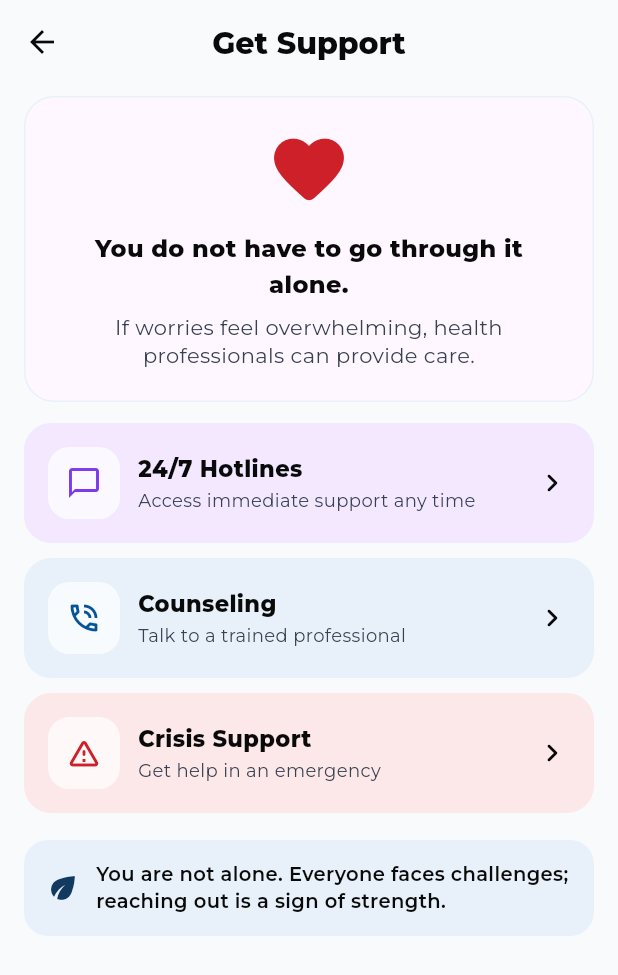
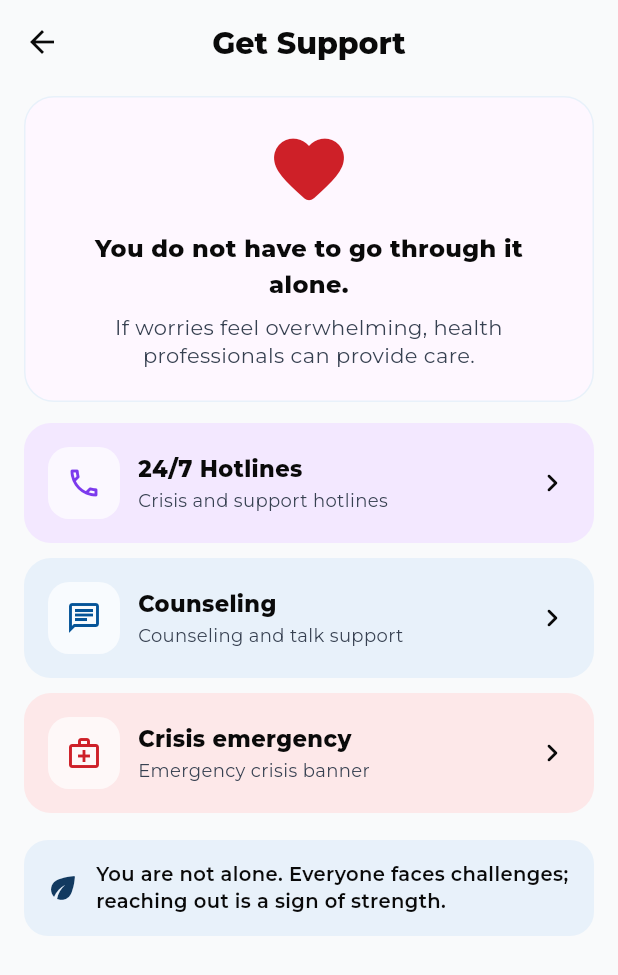
Before and after one commit to landogz/dape-ma-flutter, a Flutter app: the GetSupportScreen screen opened directly, on a phone screen of 412 x 824 dp. Shown: the top 975 px of the screen. Run offline on Flutter 3.47's test engine with Material 3 defaults, Android fonts, the phone set to English and light mode, and no system bars; our stand-ins replace app_links, audioplayers, dio, firebase_core, firebase_messaging, flutter_local_notifications and 10 more; missing offline and left inert: edge_tts, flutter_inappwebview; accounts and stored records are empty; network calls fail.

Commit message:
Drive Get Support category tiles from Lookups care_support catalog.

```diff
--- a/lib/core/options/app_option_catalog.dart
+++ b/lib/core/options/app_option_catalog.dart
@@ -24,6 +24,7 @@ class AppOptionCatalog extends ChangeNotifier {
   static const journalFeelingGroup = 'journal_feeling';
   static const journalImpactGroup = 'journal_impact';
   static const careToolkitGroup = 'care_toolkit';
+  static const careSupportGroup = 'care_support';
 
   Map<String, List<AppOptionItem>> _byGroup = {};
   Future<void>? _inFlight;
@@ -212,6 +213,56 @@ class AppOptionCatalog extends ChangeNotifier {
         .toList();
   }
 
+  /// Active Care Get Support categories from Lookups (`care_support`).
+  static List<AppOptionItem> careSupportCategories() {
+    final remote = instance._byGroup[careSupportGroup];
+    if (remote != null) {
+      return List<AppOptionItem>.from(remote);
+    }
+    return const [
+      AppOptionItem(
+        key: 'hotline',
+        labelEn: '24/7 Hotlines',
+        labelTl: '24/7 Hotlines',
+        subtitleEn: 'Crisis and support hotlines',
+        subtitleTl: 'Mga hotline para sa krisis at suporta',
+        iconName: 'phone_outlined',
+        icon: Icons.phone_outlined,
+        sortOrder: 1,
+      ),
+      AppOptionItem(
+        key: 'counseling',
+        labelEn: 'Counseling',
+        labelTl: 'Counseling',
+        subtitleEn: 'Counseling and talk support',
+        subtitleTl: 'Counseling at usapang tulong',
+        iconName: 'chat_outlined',
+        icon: Icons.chat_outlined,
+        sortOrder: 2,
+      ),
+      AppOptionItem(
+        key: 'crisis_emergency',
+        labelEn: 'Crisis emergency',
+        labelTl: 'Crisis emergency',
+        subtitleEn: 'Emergency crisis banner',
+        subtitleTl: 'Banner para sa emergency crisis',
+        iconName: 'medical_services_outlined',
+        icon: Icons.medical_services_outlined,
+        sortOrder: 3,
+      ),
+      AppOptionItem(
+        key: 'crisis_resource',
+        labelEn: 'Crisis resources',
+        labelTl: 'Crisis resources',
+        subtitleEn: 'Crisis information resources',
+        subtitleTl: 'Mga resource para sa crisis',
+        iconName: 'life_ring_outlined',
+        icon: Icons.support,
+        sortOrder: 4,
+      ),
+    ];
+  }
+
   /// Active Care Self-care Toolkit checks from Lookups (`care_toolkit`).
   /// Empty remote group means staff hid every toolkit — do not fall back.
   static List<AppOptionItem> careToolkits() {
--- a/lib/core/options/app_option_icons.dart
+++ b/lib/core/options/app_option_icons.dart
@@ -59,6 +59,9 @@ IconData appOptionIcon(String? name, {required IconData fallback}) {
     'person_outline' => Icons.person_outline,
     'bolt_outlined' => Icons.bolt_outlined,
     'psychology_outlined' => Icons.psychology_outlined,
+    'phone_outlined' => Icons.phone_outlined,
+    'chat_outlined' => Icons.chat_outlined,
+    'life_ring_outlined' => Icons.support,
     _ => fallback,
   };
 }
--- a/lib/features/care/get_support_screen.dart
+++ b/lib/features/care/get_support_screen.dart
@@ -1,17 +1,55 @@
 import 'package:flutter/material.dart';
 
 import '../../core/l10n/locale_scope.dart';
+import '../../core/options/app_option_catalog.dart';
+import '../../core/options/app_option_item.dart';
 import '../../core/theme/app_colors.dart';
+import '../../core/theme/app_theme_colors.dart';
 import 'care_colors.dart';
 import 'support/support_pages.dart';
-import '../../core/theme/app_theme_colors.dart';
 
-class GetSupportScreen extends StatelessWidget {
+class GetSupportScreen extends StatefulWidget {
   const GetSupportScreen({super.key});
+
+  @override
+  State<GetSupportScreen> createState() => _GetSupportScreenState();
+}
+
+class _GetSupportScreenState extends State<GetSupportScreen> {
+  @override
+  void initState() {
+    super.initState();
+    AppOptionCatalog.instance.addListener(_onCatalogChanged);
+    AppOptionCatalog.prefetch(force: true);
+  }
+
+  @override
+  void dispose() {
+    AppOptionCatalog.instance.removeListener(_onCatalogChanged);
+    super.dispose();
+  }
+
+  void _onCatalogChanged() {
+    if (mounted) setState(() {});
+  }
 
   @override
   Widget build(BuildContext context) {
     final l10n = context.l10n;
+    final isTagalog = l10n.isTagalog;
+    final categories = AppOptionCatalog.careSupportCategories();
+    final byKey = {for (final item in categories) item.key: item};
+    final hotline = byKey['hotline'];
+    final counseling = byKey['counseling'];
+    final crisisEmergency = byKey['crisis_emergency'];
+    final crisisResource = byKey['crisis_resource'];
+    final showCrisis = crisisEmergency != null || crisisResource != null;
+    final crisisTitle = crisisEmergency?.label(isTagalog: isTagalog) ??
+        crisisResource?.label(isTagalog: isTagalog) ??
+        l10n.careCrisis;
+    final crisisSubtitle = crisisEmergency?.subtitle(isTagalog: isTagalog) ??
+        crisisResource?.subtitle(isTagalog: isTagalog) ??
+        l10n.careCrisisBody;
 
     return Scaffold(
       backgroundColor: CareColors.mintSoftOf(context),
@@ -62,32 +100,40 @@ class GetSupportScreen extends StatelessWidget {
             ),
           ),
           const SizedBox(height: 14),
+          if (hotline != null)
             _SupportTile(
-            title: l10n.careHotlines,
-            subtitle: l10n.careHotlinesBody,
+              title: hotline.label(isTagalog: isTagalog),
+              subtitle: _subtitle(hotline, isTagalog) ?? l10n.careHotlinesBody,
               color: context.pastelPanel(AppColors.softPurple),
               iconColor: AppColors.accentPurple,
-            icon: Icons.chat_bubble_outline,
+              icon: hotline.icon,
               onTap: () => Navigator.of(context).push(
                 MaterialPageRoute(builder: (_) => const HotlinesScreen()),
               ),
             ),
+          if (counseling != null)
             _SupportTile(
-            title: l10n.careCounseling,
-            subtitle: l10n.careCounselingBody,
+              title: counseling.label(isTagalog: isTagalog),
+              subtitle:
+                  _subtitle(counseling, isTagalog) ?? l10n.careCounselingBody,
               color: context.pastelPanel(AppColors.softBlue),
               iconColor: AppColors.mediumElectricBlue,
-            icon: Icons.phone_in_talk_outlined,
+              icon: counseling.icon,
               onTap: () => Navigator.of(context).push(
                 MaterialPageRoute(builder: (_) => const CounselingScreen()),
               ),
             ),
+          if (showCrisis)
             _SupportTile(
-            title: l10n.careCrisis,
-            subtitle: l10n.careCrisisBody,
+              title: crisisTitle,
+              subtitle: crisisSubtitle.isNotEmpty
+                  ? crisisSubtitle
+                  : l10n.careCrisisBody,
               color: context.pastelPanel(AppColors.softRed),
               iconColor: AppColors.fireEngineRed,
-            icon: Icons.warning_amber_rounded,
+              icon: crisisEmergency?.icon ??
+                  crisisResource?.icon ??
+                  Icons.warning_amber_rounded,
               onTap: () => Navigator.of(context).push(
                 MaterialPageRoute(builder: (_) => const CrisisSupportScreen()),
               ),
@@ -120,6 +166,11 @@ class GetSupportScreen extends StatelessWidget {
         ],
       ),
     );
+  }
+
+  String? _subtitle(AppOptionItem item, bool isTagalog) {
+    final value = item.subtitle(isTagalog: isTagalog);
+    return value.isEmpty ? null : value;
   }
 }
 
```
Lines whose indentation alone changed are shown as unchanged.
